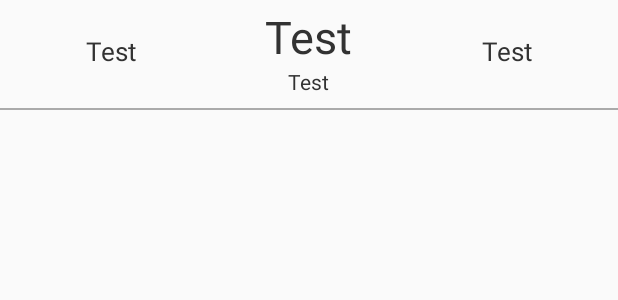
After one commit to rohanx96/ND-FootballScores, an Android app: the layout collection_widget_item_layout.xml on its own in the app's theme, with its tools: preview values and no code run, on a phone screen of 412 x 824 dp. The commit adds this screen. Shown: the top 300 px of the screen. Run offline under Robolectric (Android 15) with nearby library versions, the phone set to English and light mode, and no system bars.

Commit message:
feat: Add collection widget
Add list collection widget to display today's matches
Add comments for better understanding of code

```diff
--- a/app/src/main/java/barqsoft/footballscores/PagerFragment.java
+++ b/app/src/main/java/barqsoft/footballscores/PagerFragment.java
@@ -14,6 +14,8 @@ import android.view.ViewGroup;
 
 import java.text.SimpleDateFormat;
 import java.util.Date;
+
+import barqsoft.footballscores.widget.CollectionWidgetProvider;
 
 /**
  * Created by yehya khaled on 2/27/2015.
@@ -38,6 +40,9 @@ public class PagerFragment extends Fragment
             Date fragmentdate = new Date(System.currentTimeMillis()+((i-2)*86400000));
             SimpleDateFormat mformat = new SimpleDateFormat("yyyy-MM-dd");
             viewFragments[i] = new MainScreenFragment();
+            // If the selected match id has been set then set the same for the fragment
+            //if (getArguments().getDouble(CollectionWidgetProvider.EXTRA_POSITION,-1)!= -1)
+            //    viewFragments[i].setmSelectedMatchId(getArguments().getDouble(CollectionWidgetProvider.EXTRA_POSITION));
             viewFragments[i].setFragmentDate(mformat.format(fragmentdate));
         }
         mPagerHandler.setAdapter(mPagerAdapter);
--- a/app/src/main/java/barqsoft/footballscores/scoresAdapter.java
+++ b/app/src/main/java/barqsoft/footballscores/scoresAdapter.java
@@ -4,6 +4,7 @@ import android.content.Context;
 import android.content.Intent;
 import android.database.Cursor;
 import android.support.v4.widget.CursorAdapter;
+import android.util.Log;
 import android.view.LayoutInflater;
 import android.view.View;
 import android.view.ViewGroup;
@@ -24,6 +25,7 @@ public class scoresAdapter extends CursorAdapter
     public static final int COL_MATCHDAY = 9;
     public static final int COL_ID = 8;
     public static final int COL_MATCHTIME = 2;
+    // This variable stores the match id  of the currently expanded list item
     public double detail_match_id = 0;
     private String FOOTBALL_SCORES_HASHTAG = "#Football_Scores";
     public scoresAdapter(Context context,Cursor cursor,int flags)
@@ -60,7 +62,9 @@ public class scoresAdapter extends CursorAdapter
         LayoutInflater vi = (LayoutInflater) context.getApplicationContext()
                 .getSystemService(Context.LAYOUT_INFLATER_SERVICE);
         View v = vi.inflate(R.layout.detail_fragment, null);
+        //This viewGroup is the frame layout that will hold the details of the match. This is not a fragment though the id suggests so
         ViewGroup container = (ViewGroup) view.findViewById(R.id.details_fragment_container);
+        // detail match id is set as the selected item match id in the onClickListener. So this will be true for selected item
         if(mHolder.match_id == detail_match_id)
         {
             //Log.v(FetchScoreTask.LOG_TAG,"will insert extraView");
@@ -83,6 +87,7 @@ public class scoresAdapter extends CursorAdapter
                 }
             });
         }
+        // Remove views(collapse) from details container of non selected items
         else
         {
             container.removeAllViews();
--- /dev/null
+++ b/app/src/main/res/layout/collection_widget_item_layout.xml
@@ -0,0 +1,65 @@
+<?xml version="1.0" encoding="utf-8"?>
+<LinearLayout xmlns:android="http://schemas.android.com/apk/res/android"
+    android:id="@+id/collection_widget_list_item"
+    android:orientation="vertical" android:layout_width="match_parent"
+    android:layout_height="wrap_content">
+    <LinearLayout
+        android:orientation="horizontal" android:layout_width="match_parent"
+        android:layout_height="wrap_content"
+        android:paddingTop="4dp"
+        android:paddingLeft="8dp"
+        android:paddingRight="8dp">
+        <TextView
+            android:layout_width="0dp"
+            android:layout_height="wrap_content"
+            android:layout_gravity="center"
+            android:textSize="@dimen/TeamNames"
+            android:gravity="center"
+            android:text="@string/test_text"
+            android:id="@+id/home_name"
+            android:layout_weight="1"
+            android:textColor="@android:color/secondary_text_light"/>
+        <LinearLayout
+            android:layout_width="0dp"
+            android:layout_height="wrap_content"
+            android:layout_weight="1"
+            android:orientation="vertical">
+            <TextView
+                android:layout_width="wrap_content"
+                android:layout_height="0dp"
+                android:layout_weight="1"
+                android:text="@string/test_text"
+                android:layout_gravity="center"
+                android:gravity="center"
+                android:textSize="@dimen/Score"
+                android:id="@+id/score_textview"
+                android:textColor="@android:color/secondary_text_light"/>
+            <TextView
+                android:layout_width="wrap_content"
+                android:layout_height="0dp"
+                android:layout_weight="1"
+                android:text="@string/test_text"
+                android:layout_gravity="center"
+                android:gravity="center"
+                android:id="@+id/data_textview"
+                android:textColor="@android:color/secondary_text_light"/>
+
+        </LinearLayout>
+        <TextView
+            android:layout_width="0dp"
+            android:layout_height="wrap_content"
+            android:layout_gravity="center"
+            android:gravity="center"
+            android:text="@string/test_text"
+            android:textSize="@dimen/TeamNames"
+            android:id="@+id/away_name"
+            android:layout_weight="1"
+            android:textColor="@android:color/secondary_text_light"/>
+    </LinearLayout>
+    <LinearLayout
+        android:layout_width="match_parent"
+        android:layout_height="1dp"
+        android:layout_marginTop="8dp"
+        android:background="@android:color/darker_gray">
+    </LinearLayout>
+</LinearLayout>
--- /dev/null
+++ b/app/src/main/res/values-v14/dimens.xml
@@ -0,0 +1,4 @@
+<?xml version="1.0" encoding="utf-8"?>
+<resources>
+    <dimen name="collection_widget_margin">0dp</dimen>
+</resources>
--- a/app/src/main/res/values/dimens.xml
+++ b/app/src/main/res/values/dimens.xml
@@ -7,4 +7,5 @@
     <dimen name="TeamNames">17sp</dimen>
     <dimen name="Score">30sp</dimen>
     <dimen name="League">15sp</dimen>
+    <dimen name="collection_widget_margin">8dp</dimen>
 </resources>
```
Also changed, not shown: app/src/main/AndroidManifest.xml (+19 -1 lines), app/src/main/java/barqsoft/footballscores/MainActivity.java (+15 -1 lines), app/src/main/java/barqsoft/footballscores/MainScreenFragment.java (+8 -5 lines), app/src/main/java/barqsoft/footballscores/service/myFetchService.java (+7 -2 lines), app/src/main/java/barqsoft/footballscores/widget/CollectionRemoteViewService.java (added, +128 -0 lines), app/src/main/java/barqsoft/footballscores/widget/CollectionWidgetProvider.java (added, +78 -0 lines), app/src/main/res/layout/collection_widget_layout.xml (added, +21 -0 lines), app/src/main/res/values/strings.xml (+1 -1 lines), app/src/main/res/xml/collection_widget_provider_info.xml (added, +10 -0 lines), 1 other file.
